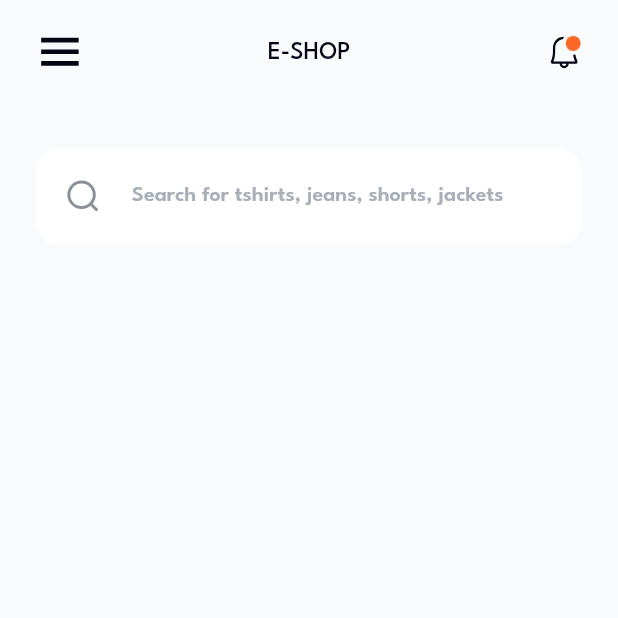
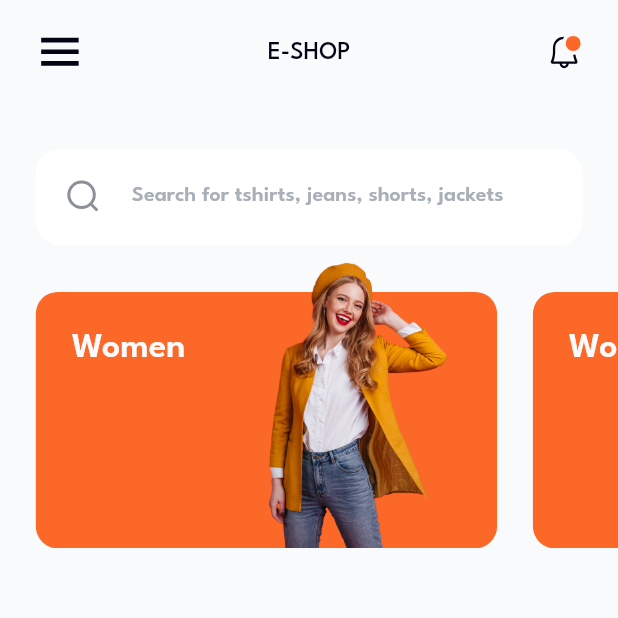
Before and after one commit to ravshan1119/internet_store, a Flutter app: the HomeScreen screen opened directly, on a phone screen of 412 x 824 dp, the top half of it. Run offline on Flutter 3.47's test engine with Material 2 defaults, Android fonts, the phone set to English and light mode, and no system bars; drawn by our look-alikes of zoom_tap_animation; our stand-ins replace cached_network_image, flutter_screenutil, flutter_svg, shimmer; missing offline and left inert: pip_view.

Commit message:
category ListView added.

```diff
--- a/lib/uii/home/home_screen.dart
+++ b/lib/uii/home/home_screen.dart
@@ -2,6 +2,7 @@ import 'package:flutter/material.dart';
 import 'package:flutter/services.dart';
 import 'package:flutter_screenutil/flutter_screenutil.dart';
 import 'package:flutter_svg/flutter_svg.dart';
+import 'package:internet_store/uii/home/widgets/container_category.dart';
 import 'package:internet_store/uii/login/widgets/global_text_field.dart';
 import 'package:internet_store/utils/app_colors.dart';
 import 'package:internet_store/utils/app_images.dart';
@@ -31,7 +32,8 @@ class _HomeScreenState extends State<HomeScreen> {
           Padding(
             padding: EdgeInsets.only(
                 top: 16.h, bottom: 16.h, right: 24.w, left: 24.w),
-            child: ZoomTapAnimation(child: SvgPicture.asset(AppImages.natification)),
+            child: ZoomTapAnimation(
+                child: SvgPicture.asset(AppImages.natification)),
           )
         ],
         leading: Padding(
@@ -65,10 +67,42 @@ class _HomeScreenState extends State<HomeScreen> {
                   keyboardType: TextInputType.text,
                   textInputAction: TextInputAction.search,
                   textAlign: TextAlign.start),
-            )
+            ),
+            SizedBox(
+              height: 220.h,
+              width: MediaQuery.of(context).size.width,
+              child: ListView(
+                physics: const BouncingScrollPhysics(),
+                scrollDirection: Axis.horizontal,
+                children: [
+                  ...List.generate(
+                      category.length,
+                      (index) => ZoomTapAnimation(
+                          onTap: () {}, child: category[index]))
+                ],
+              ),
+            ),
           ],
         ),
       ),
     );
   }
 }
+
+List<ContainerCategory> category = [
+  ContainerCategory(
+    color: AppColors.c_FC6828,
+    category: "Women",
+    image: AppImages.women,
+  ),
+  ContainerCategory(
+    color: AppColors.c_FC6828,
+    category: "Women",
+    image: AppImages.women,
+  ),
+  ContainerCategory(
+    color: AppColors.c_FC6828,
+    category: "Women",
+    image: AppImages.women,
+  )
+];
--- /dev/null
+++ b/lib/uii/home/widgets/container_category.dart
@@ -0,0 +1,68 @@
+import 'package:flutter/material.dart';
+import 'package:flutter_screenutil/flutter_screenutil.dart';
+
+import '../../../utils/app_colors.dart';
+
+class ContainerCategory extends StatefulWidget {
+  const ContainerCategory(
+      {Key? key, required this.color, required this.category, required this.image})
+      : super(key: key);
+
+  @override
+  State<ContainerCategory> createState() => _ContainerCategoryState();
+  final Color color;
+  final String category;
+  final String image;
+}
+
+class _ContainerCategoryState extends State<ContainerCategory> {
+  @override
+  Widget build(BuildContext context) {
+    return Padding(
+      padding:  EdgeInsets.only(left: 24.w),
+      child: Stack(
+        children: [
+          Container(
+            height: 220.h,
+            width: 309.w,
+            decoration: BoxDecoration(
+              borderRadius: BorderRadius.circular(16.sp),
+            ),
+            child: Column(
+              mainAxisAlignment: MainAxisAlignment.end,
+              children: [
+                Container(
+                  height: 186.h,
+                  width: 309.w,
+                  decoration: BoxDecoration(
+                    borderRadius: BorderRadius.circular(16.sp),
+                    color: widget.color,
+                  ),
+                  child: Padding(
+                    padding: EdgeInsets.only(top: 29.h, left: 24.w),
+                    child: Text(
+                      widget.category,
+                      style: TextStyle(
+                          fontSize: 26.spMin,
+                          fontWeight: FontWeight.w600,
+                          color: AppColors.c_F9FAFB,
+                          fontFamily: "LeagueSpartan"),
+                    ),
+                  ),
+                ),
+              ],
+            ),
+          ),
+          Positioned(
+            top: 0,
+            right: 0,
+
+              child: SizedBox(
+                  height: 220.h,
+                  width: 200.w,
+                  child: Image.asset(widget.image)))
+        ],
+      ),
+    );
+  }
+}
--- a/lib/utils/app_images.dart
+++ b/lib/utils/app_images.dart
@@ -2,6 +2,7 @@ class AppImages {
   static String heartImage = "assets/images/heart_image.png";
   static String logo_png = "assets/images/logo.png";
   static String women = "assets/images/women.png";
+  static String womenImage = "assets/images/women_image.png";
 
   static String cart = "assets/svg/cart.svg";
   static String delete = "assets/svg/delete.svg";
```
Also changed, not shown: assets/images/women_image.png (added), lib/main.dart (line endings or trailing spaces).
